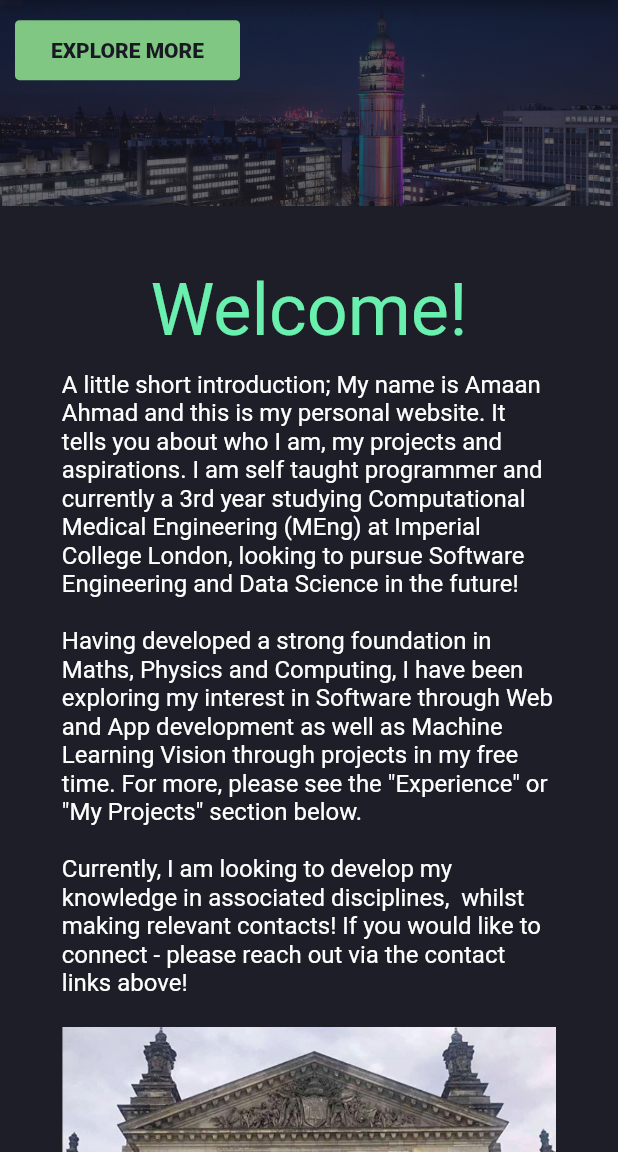
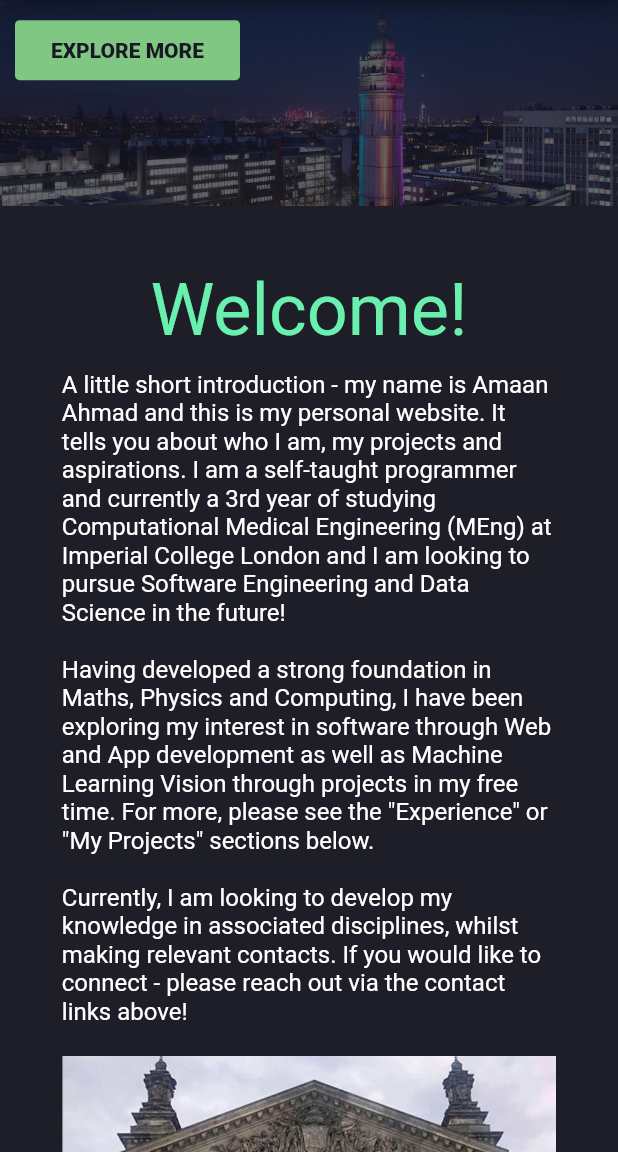
Before and after one commit to amaankahmad/amaankahmad_react, a Flutter app: the screen it shows after launch, on a phone screen of 412 x 824 dp, the part 84-1236 px from its top. Run offline on Flutter 3.47's test engine with Material 2 defaults, Android fonts, the phone set to English and light mode, and no system bars; our stand-ins replace animated_text_kit, flutter_svg, google_fonts.

Commit message:
About me updates

```diff
--- a/amaankahmad/lib/screens/main/components/about_me.dart
+++ b/amaankahmad/lib/screens/main/components/about_me.dart
@@ -5,7 +5,7 @@ class AboutMe extends StatelessWidget {
   const AboutMe({required Key key}) : super(key: key);
 
   final String introduction =
-      "A little short introduction; My name is Amaan Ahmad and this is my personal website. It tells you about who I am, my projects and aspirations. I am self taught programmer and currently a 3rd year studying Computational Medical Engineering (MEng) at Imperial College London, looking to pursue Software Engineering and Data Science in the future!\n\nHaving developed a strong foundation in Maths, Physics and Computing, I have been exploring my interest in Software through Web and App development as well as Machine Learning Vision through projects in my free time. For more, please see the \"Experience\" or \"My Projects\" section below.\n\nCurrently, I am looking to develop my knowledge in associated disciplines,  whilst making relevant contacts! If you would like to connect - please reach out via the contact links above!";
+      "A little short introduction - my name is Amaan Ahmad and this is my personal website. It tells you about who I am, my projects and aspirations. I am a self-taught programmer and currently a 3rd year of studying Computational Medical Engineering (MEng) at Imperial College London and I am looking to pursue Software Engineering and Data Science in the future!\n\nHaving developed a strong foundation in Maths, Physics and Computing, I have been exploring my interest in software through Web and App development as well as Machine Learning Vision through projects in my free time. For more, please see the \"Experience\" or \"My Projects\" sections below.\n\nCurrently, I am looking to develop my knowledge in associated disciplines, whilst making relevant contacts. If you would like to connect - please reach out via the contact links above!";
 
   @override
   Widget build(BuildContext context) {
--- a/amaankahmad/lib/screens/main/main_screen.dart
+++ b/amaankahmad/lib/screens/main/main_screen.dart
@@ -89,7 +89,7 @@ class MainScreen extends StatelessWidget {
                                     buttonPressed: () =>
                                         Scrollable.ensureVisible(
                                             experienceKey.currentContext!,
-                                            alignment: 0.25,
+                                            alignment: 0.1,
                                             duration: Duration(seconds: 1)),
                                   ),
                                   AboutMe(
```
Also changed, not shown: 3 other files.
